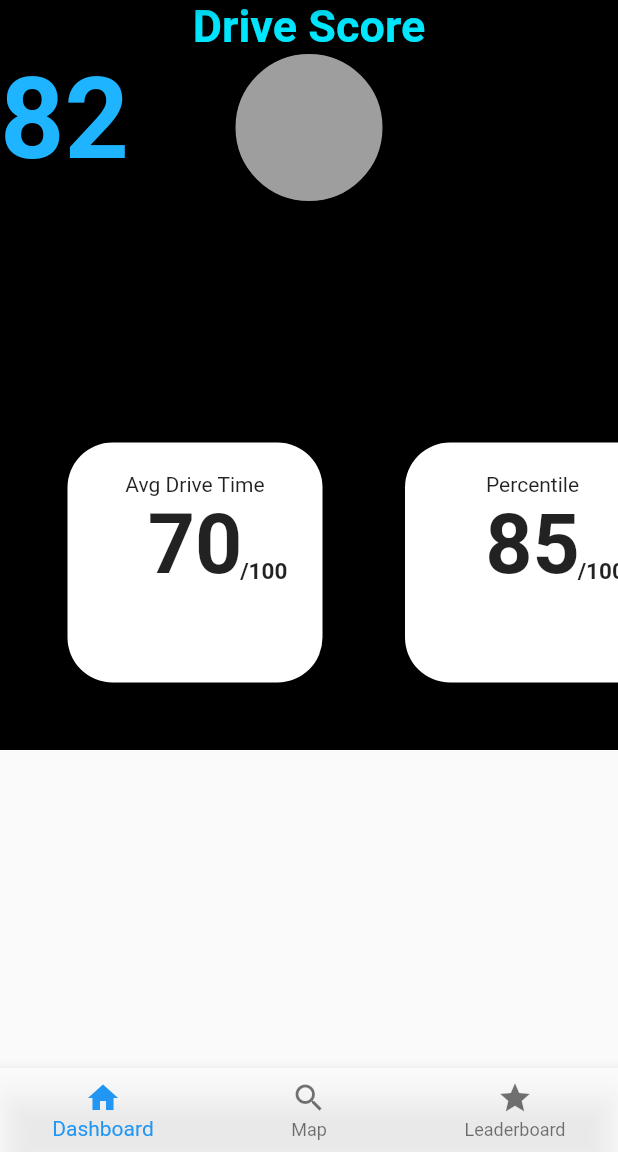
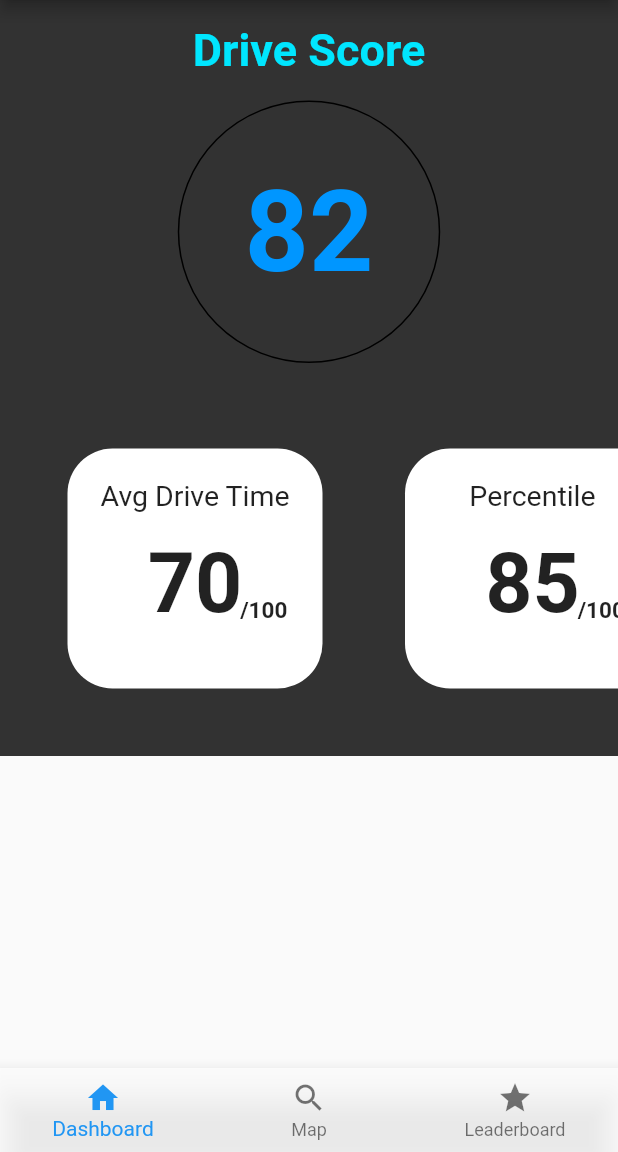
Before and after one commit to Andrewuwu/Driving_Rating_App, a Flutter app: the screen it shows after launch, on a phone screen of 412 x 824 dp, the part 84-1236 px from its top. Run offline on Flutter 3.47's test engine with Material 2 defaults, Android fonts, the phone set to English and light mode, and no system bars; our stand-ins replace geolocator.

Commit message:
Finished Foundation of Dashboard

```diff
--- a/lib/Widgets/ScoreDisplay.dart
+++ b/lib/Widgets/ScoreDisplay.dart
@@ -18,10 +18,11 @@ class _ScoreDisplayState extends State<ScoreDisplay> {
       children: <Widget>[
         Expanded(
           child: Container(
-            height: 250.0,
-            color: Color.fromRGBO(0, 0, 0, 50),
+            height: 254.0,
+            color: Color.fromRGBO(0, 0, 0, 0.8),
             child: Column(
               children: <Widget>[
+                Text(''),
                 Text(
                   'Drive Score',
                   style: TextStyle(
@@ -30,29 +31,25 @@ class _ScoreDisplayState extends State<ScoreDisplay> {
                       color: Color.fromRGBO(0, 230, 255, 100)),
                   textAlign: TextAlign.center,
                 ),
-                Stack(
-                  children: <Widget>[
-                    Container(
-                      child: Center(
-                        child: Container(
-                          height: 100.0,
-                          width: 100.0,
-                          decoration: BoxDecoration(
-                            color: Colors.grey,
-                            shape: BoxShape.circle,
-                            border: Border.all(),
-                          ),
-                        ),
-                      ),
-                    ),
-                    Text(
+                Text(''),
+                Container(
+                  height: 175.0,
+                  width: 175.0,
+                  decoration: BoxDecoration(
+                    color: Color.fromRGBO(0, 0, 0, 0),
+                    shape: BoxShape.circle,
+                    border: Border.all(),
+                  ),
+                  child: Align(
+                    alignment: Alignment.center,
+                    child: Text(
                       avg.toString(),
                       style: TextStyle(
                           fontSize: 75.0,
                           fontWeight: FontWeight.bold,
-                          color: Color.fromRGBO(30, 180, 255, 100)),
+                          color: Color.fromRGBO(0, 150, 255, 100)),
                     ),
-                  ],
+                  ),
                 ),
               ],
             ),
--- a/lib/Widgets/StatisticsScroll.dart
+++ b/lib/Widgets/StatisticsScroll.dart
@@ -1,5 +1,4 @@
 import 'package:flutter/material.dart';
-import 'package:geolocator/geolocator.dart';
 
 class StatisticsScroll extends StatefulWidget {
   @override
@@ -22,7 +21,7 @@ class _StatisticsScrollState extends State<StatisticsScroll> {
   Widget build(BuildContext context) {
     return Container(
       height: 250.0,
-      color: Color.fromRGBO(0, 0, 0, 50),
+      color: Color.fromRGBO(0, 0, 0, 0.8),
       child: ListView.builder(
         scrollDirection: Axis.horizontal,
         itemCount: categories.length,
@@ -48,7 +47,11 @@ class _StatisticsScrollState extends State<StatisticsScroll> {
                   padding: EdgeInsets.fromLTRB(20.0, 20.0, 20.0, 20.0),
                   child: Column(
                     children: <Widget>[
-                      Text(categories[index]),
+                      Text(
+                        categories[index],
+                        style: TextStyle(fontSize: 19.0),
+                      ),
+                      Text(''),
                       Stack(
                         children: <Widget>[
                           Text(
--- a/lib/main.dart
+++ b/lib/main.dart
@@ -1,5 +1,5 @@
 import 'package:flutter/material.dart';
-import 'package:drivingratingapp/Screens/Navigator.dart';
+import 'package:drivingratingapp/Screens/Navigation.dart';
 
 void main() {
   runApp(MyApp());
```
Also changed, not shown: lib/Screens/Navigation.dart (renamed from lib/Screens/Navigator.dart).
